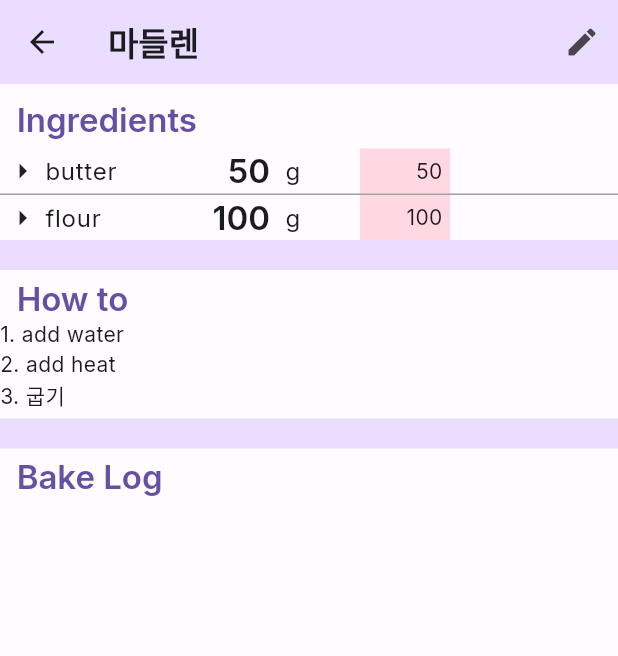
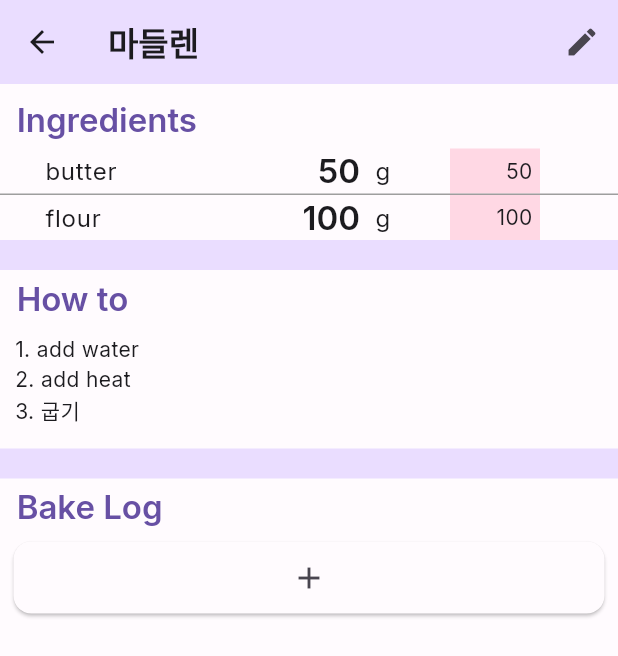
Before and after one commit to LunaSong2/BakeLog, a Flutter app: the screen it shows after launch, after a tap on the "delete" icon, after a tap on the "add" icon, after a tap on "마들렌", on a phone screen of 412 x 824 dp. Shown: the top 656 px of the screen. Run offline on Flutter 3.47's test engine with Material 2 defaults, Android fonts, the phone set to English and light mode, and no system bars; our stand-ins replace google_fonts; accounts and stored records are empty.

Commit message:
Add/remove button for Bake Log card

```diff
--- a/lib/ingredient.dart
+++ b/lib/ingredient.dart
@@ -158,17 +158,15 @@ class IngredientView extends StatelessWidget {
   Widget build(BuildContext context) {
     return Row(
       children: [
-        Container(alignment: Alignment.center,
-          width: 30, height: 30,
-          child: const Icon(Icons.arrow_right),
-        ),
+        const SizedBox(width: 30, height: 30),
         IngredientTextField(
           isEdit: isEdit,
-          width: 100,
+          width: 150,
           ingredient: ingredient,
           type: 0, //todo replace enum
           style: Theme.of(context).textTheme.bodyLarge,
           alignment: Alignment.centerLeft),
+        const SizedBox(width: 10, height:30),
         IngredientTextField(
           isEdit: isEdit,
           width: 50,
@@ -176,7 +174,7 @@ class IngredientView extends StatelessWidget {
           type: 1,
           style: Theme.of(context).textTheme.titleLarge,
           alignment: Alignment.centerRight),
-        Container(width: 10, height:30),
+        const SizedBox(width: 10, height:30),
         IngredientTextField(
           isEdit: isEdit,
           width: 50,
--- a/lib/page_home.dart
+++ b/lib/page_home.dart
@@ -46,7 +46,7 @@ class _RecipeListState extends State<RecipeList> {
   Widget build(BuildContext context) {
     return Scaffold(
       appBar: AppBar(
-        title: Text('Baking Log v0.1',
+        title: Text('Baking Log v0.2',
           style: Theme.of(context).textTheme.headlineSmall?.copyWith(color: Colors.white),),
         backgroundColor: Theme.of(context).colorScheme.primary,
         actions: [
--- a/lib/page_recipe.dart
+++ b/lib/page_recipe.dart
@@ -1,3 +1,4 @@
+import 'package:flutter/gestures.dart';
 import 'package:flutter/material.dart';
 import 'package:bakinglog/page_log.dart';
 import 'package:bakinglog/data.dart';
@@ -102,31 +103,66 @@ class _HowToListState extends State<HowToList> {
   }
 }
 
-class LogList extends StatelessWidget {
-  LogList({required this.recipe}) : super(key: ObjectKey(recipe));
+class LogList extends StatefulWidget {
+  LogList({required this.recipe, required this.isEdit}) : super(key: ObjectKey(recipe));
 
   final Recipe recipe;
+  final bool isEdit;
+
+  @override
+  _LogListState createState() => _LogListState();
+}
+
+class _LogListState extends State<LogList> {
+  @override
+  void initState() {
+    super.initState();
+  }
+
+  void refreshChildren() {
+    setState(() {
+    });
+  }
+
+  void addNewLog() {
+    setState(() {
+      widget.recipe.bakeLog.add(BakeLog(name: " ", score: 5, imageUrl: "", date: 0));
+    });
+  }
+
+  void deleteLog(Object obj) {
+    setState(() {
+      widget.recipe.bakeLog.remove(obj);
+    });
+  }
 
   @override
   Widget build(BuildContext context) {
     return ListView.builder(
+      physics: const NeverScrollableScrollPhysics(),
       shrinkWrap: true,
       padding: const EdgeInsets.all(5.0),
-        itemCount: recipe.bakeLog.length,
+      itemCount: widget.recipe.bakeLog.length + (widget.isEdit ? 0 : 1),
       itemBuilder: (BuildContext context, int index) {
-          return Card(
+        return (index == widget.recipe.bakeLog.length) ? Card (
+            child: IconButton(icon: const Icon(Icons.add), onPressed:() {
+              addNewLog();
+              Navigator.push(context, MaterialPageRoute(
+                  builder: (context) => LogPage(bakelog: widget.recipe.bakeLog[index]))).then((_)=>refreshChildren());
+            }))
+        : Card(
           child: ListTile(
-              leading: Icon(Icons.bus_alert_rounded),
-              title: Text('${recipe.bakeLog[index].name}'),
+            leading: Icon(Icons.cookie_outlined),
+            title: Text('${widget.recipe.bakeLog[index].name}'),
+            subtitle: Text('${widget.recipe.bakeLog[index].date}'),
+            trailing: widget.isEdit? IconButton(icon: const Icon(Icons.remove), onPressed: (){ deleteLog(widget.recipe.bakeLog[index]);}) : null,
             onTap: () {
               Navigator.push(context, MaterialPageRoute(
-                    builder: (context) => LogPage(bakelog: recipe.bakeLog[index])));
-              },
+                  builder: (context) => LogPage(bakelog: widget.recipe.bakeLog[index]))).then((_)=>refreshChildren());}
         ));
       });
   }
 }
-
 
 class RecipePage extends StatefulWidget {
   const RecipePage({required this.recipe, this.isEdit = false, super.key});
@@ -183,10 +219,10 @@ class _RecipePageState extends State<RecipePage> {
               Divider(height:20, thickness: 20, color: Theme.of(context).colorScheme.primaryContainer),
               Divider(height:5, thickness: 0, color: Colors.transparent),
               Text('  How to', style: Theme.of(context).textTheme.titleLarge?.copyWith(color: Theme.of(context).colorScheme.primary)),
-              Container(child: HowToList(recipe: widget.recipe, isEdit: isEdit,)),
+              Container(child: HowToList(recipe: widget.recipe, isEdit: isEdit,), padding: EdgeInsets.all(10),),
               Divider(height:30, thickness: 20, color: Theme.of(context).colorScheme.primaryContainer),
               Text('  Bake Log', style: Theme.of(context).textTheme.titleLarge?.copyWith(color: Theme.of(context).colorScheme.primary)),
-              Container(child: LogList(recipe: widget.recipe)),
+              Container(child: LogList(recipe: widget.recipe, isEdit: isEdit)),
             ],
           )
         )
```
Lines whose indentation alone changed are shown as unchanged.
